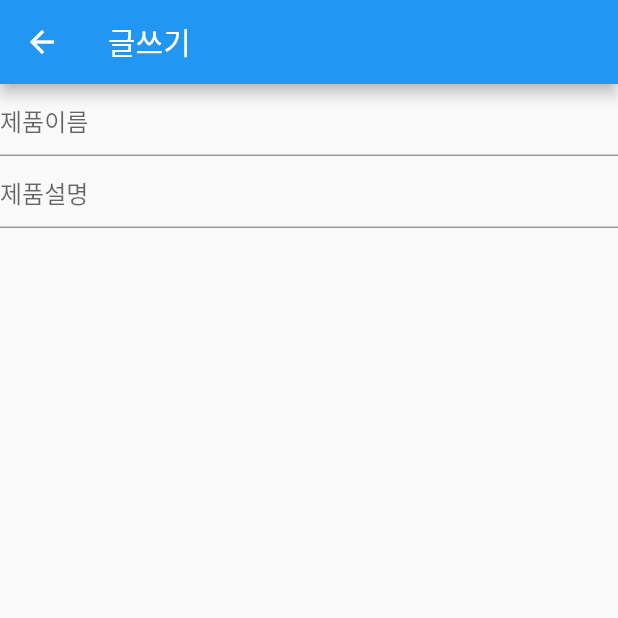
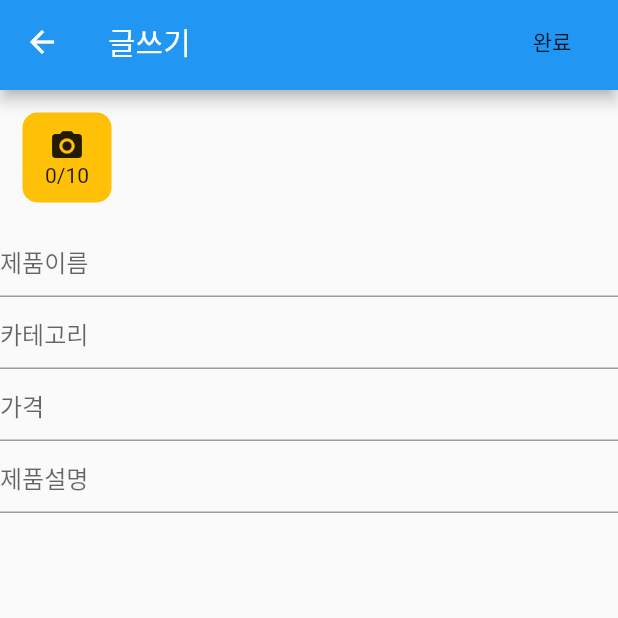
Before and after one commit to 9JIMIN/potato_market, a Flutter app: the EditorScaffold screen opened directly, on a phone screen of 412 x 824 dp, the top half of it. Run offline on Flutter 3.47's test engine with Material 2 defaults, Android fonts, the phone set to English and light mode, and no system bars; our stand-ins replace cloud_firestore, firebase_auth, firebase_core, firebase_storage, modal_progress_hud; missing offline and left inert: multi_image_picker; accounts and stored records are empty.

Commit message:
Implement Editor

```diff
--- /dev/null
+++ b/lib/screens/editor/editor_appbar.dart
@@ -0,0 +1,25 @@
+import 'package:flutter/material.dart';
+import 'package:provider/provider.dart';
+
+import 'editor_provider.dart';
+
+class EditorAppbar extends StatelessWidget implements PreferredSizeWidget {
+  @override
+  Size get preferredSize => const Size.fromHeight(60);
+  @override
+  PreferredSizeWidget build(BuildContext context) {
+    final model = Provider.of<EditorProvider>(context, listen: false);
+    return AppBar(
+      title: Text('글쓰기'),
+      actions: [
+        FlatButton(
+          child: Text('완료'),
+          onPressed: () async {
+            await model.addProducts();
+            Navigator.of(context).pop();
+          },
+        )
+      ],
+    );
+  }
+}
--- a/lib/screens/editor/editor_form.dart
+++ b/lib/screens/editor/editor_form.dart
@@ -1,4 +1,9 @@
 import 'package:flutter/material.dart';
+import 'package:flutter/services.dart';
+import 'package:multi_image_picker/multi_image_picker.dart';
+import 'package:provider/provider.dart';
+
+import 'editor_provider.dart';
 
 class EditorForm extends StatefulWidget {
   @override
@@ -6,19 +11,156 @@
 }
 
 class _EditorFormState extends State<EditorForm> {
-  final _formKey = GlobalKey<FormState>();
+  FocusNode _titleNode;
+  FocusNode _categoryNode;
+  FocusNode _priceNode;
+  FocusNode _descriptionNode;
+
+  @override
+  void initState() {
+    super.initState();
+    _titleNode = FocusNode();
+    _categoryNode = FocusNode();
+    _priceNode = FocusNode();
+    _descriptionNode = FocusNode();
+  }
+
+  @override
+  void dispose() {
+    _titleNode.dispose();
+    _categoryNode.dispose();
+    _priceNode.dispose();
+    _descriptionNode.dispose();
+    super.dispose();
+  }
 
   @override
   Widget build(BuildContext context) {
+    final model = Provider.of<EditorProvider>(context, listen: false);
+    final node = FocusScope.of(context);
     return Form(
-      key: _formKey,
+      key: model.formKey,
       child: Column(
         children: [
-          TextFormField(
-            decoration: InputDecoration(hintText: '제품이름'),
+          Padding(
+            padding: EdgeInsets.all(15),
+            child: Row(
+              children: [
+                InkWell(
+                  onTap: model.loadAssets,
+                  child: Container(
+                    padding: EdgeInsets.symmetric(
+                      vertical: 10,
+                      horizontal: 15,
+                    ),
+                    decoration: BoxDecoration(
+                      color: Colors.amber,
+                      borderRadius: BorderRadius.circular(10),
+                    ),
+                    child: Column(
+                      children: [
+                        Icon(Icons.photo_camera),
+                        Text('${model.imageAssets.length}/10'),
+                      ],
+                    ),
+                  ),
+                ),
+                SizedBox(
+                  width: 15,
+                ),
+                Expanded(
+                  child: SingleChildScrollView(
+                    scrollDirection: Axis.horizontal,
+                    child: Row(
+                      children:
+                          List.generate(model.imageAssets.length, (index) {
+                        Asset asset = model.imageAssets[index];
+                        return Container(
+                          margin: const EdgeInsets.only(right: 15),
+                          child: Stack(
+                            overflow: Overflow.visible,
+                            children: <Widget>[
+                              ClipRRect(
+                                borderRadius: BorderRadius.circular(5),
+                                child: AssetThumb(
+                                  quality: 10,
+                                  asset: asset,
+                                  width: 70,
+                                  height: 70,
+                                ),
+                              ),
+                              Positioned(
+                                top: 0,
+                                right: 0,
+                                child: GestureDetector(
+                                  onTap: () {
+                                    setState(() {
+                                      model.imageAssets.removeAt(index);
+                                    });
+                                  },
+                                  child: Icon(
+                                    Icons.cancel,
+                                    color: Theme.of(context).errorColor,
+                                  ),
+                                ),
+                              ),
+                            ],
+                          ),
+                        );
+                      }),
+                    ),
+                  ),
+                ),
+              ],
+            ),
           ),
           TextFormField(
-            decoration: InputDecoration(hintText: '제품설명'),
+            decoration: InputDecoration(
+              hintText: '제품이름',
+            ),
+            focusNode: _titleNode,
+            onEditingComplete: () => node.nextFocus(),
+            textInputAction: TextInputAction.next,
+            onSaved: (value) {
+              model.title = value;
+            },
+          ),
+          TextFormField(
+            decoration: InputDecoration(
+              hintText: '카테고리',
+            ),
+            focusNode: _categoryNode,
+            onEditingComplete: () => node.nextFocus(),
+            textInputAction: TextInputAction.next,
+            onSaved: (value) {
+              model.category = value;
+            },
+          ),
+          TextFormField(
+            decoration: InputDecoration(
+              hintText: '가격',
+            ),
+            focusNode: _priceNode,
+            keyboardType: TextInputType.number,
+            onEditingComplete: () => node.nextFocus(),
+            textInputAction: TextInputAction.next,
+            inputFormatters: [
+              FilteringTextInputFormatter.digitsOnly,
+            ],
+            onSaved: (value) {
+              model.price = int.parse(value);
+            },
+          ),
+          TextFormField(
+            decoration: InputDecoration(
+              hintText: '제품설명',
+            ),
+            focusNode: _descriptionNode,
+            onEditingComplete: () => node.unfocus(),
+            textInputAction: TextInputAction.done,
+            onSaved: (value) {
+              model.description = value;
+            },
           ),
         ],
       ),
--- a/lib/screens/editor/editor_scaffold.dart
+++ b/lib/screens/editor/editor_scaffold.dart
@@ -1,15 +1,24 @@
 import 'package:flutter/material.dart';
+import 'package:modal_progress_hud/modal_progress_hud.dart';
+import 'package:provider/provider.dart';
 
+import 'editor_appbar.dart';
 import 'editor_form.dart';
+import 'editor_provider.dart';
 
 class EditorScaffold extends StatelessWidget {
   @override
   Widget build(BuildContext context) {
-    return Scaffold(
-      appBar: AppBar(
-        title: Text('글쓰기'),
-      ),
-      body: EditorForm(),
+    return Consumer<EditorProvider>(
+      builder: (context, modal, _) {
+        return Scaffold(
+          appBar: EditorAppbar(),
+          body: ModalProgressHUD(
+            inAsyncCall: modal.isLoading,
+            child: EditorForm(),
+          ),
+        );
+      },
     );
   }
 }
--- a/lib/screens/main_screen.dart
+++ b/lib/screens/main_screen.dart
@@ -1,6 +1,7 @@
 import 'package:flutter/material.dart';
 import 'package:firebase_auth/firebase_auth.dart';
 import 'package:cloud_firestore/cloud_firestore.dart';
+import 'package:provider/provider.dart';
 
 import './products/products_appbar.dart';
 import './community/community_appbar.dart';
@@ -13,6 +14,7 @@
 import './myprofile/myprofile_body.dart';
 
 import './editor/editor_scaffold.dart';
+import './editor/editor_provider.dart';
 
 class MainScreen extends StatefulWidget {
   @override
--- a/pubspec.yaml
+++ b/pubspec.yaml
@@ -12,10 +12,11 @@
     sdk: flutter
   firebase_core:
   firebase_auth:
+  firebase_storage:
   cloud_firestore:
   provider:
-
-  cupertino_icons: ^1.0.1
+  multi_image_picker:
+  modal_progress_hud:
 
 dev_dependencies:
   flutter_test:
```
Also changed, not shown: lib/main.dart (+15 -3 lines), lib/screens/editor/editor_provider.dart (added, +90 -0 lines), lib/screens/login/login_screen.dart (renamed from lib/screens/auth_screen.dart, +4 -4 lines), pubspec.lock, 1 other file.
